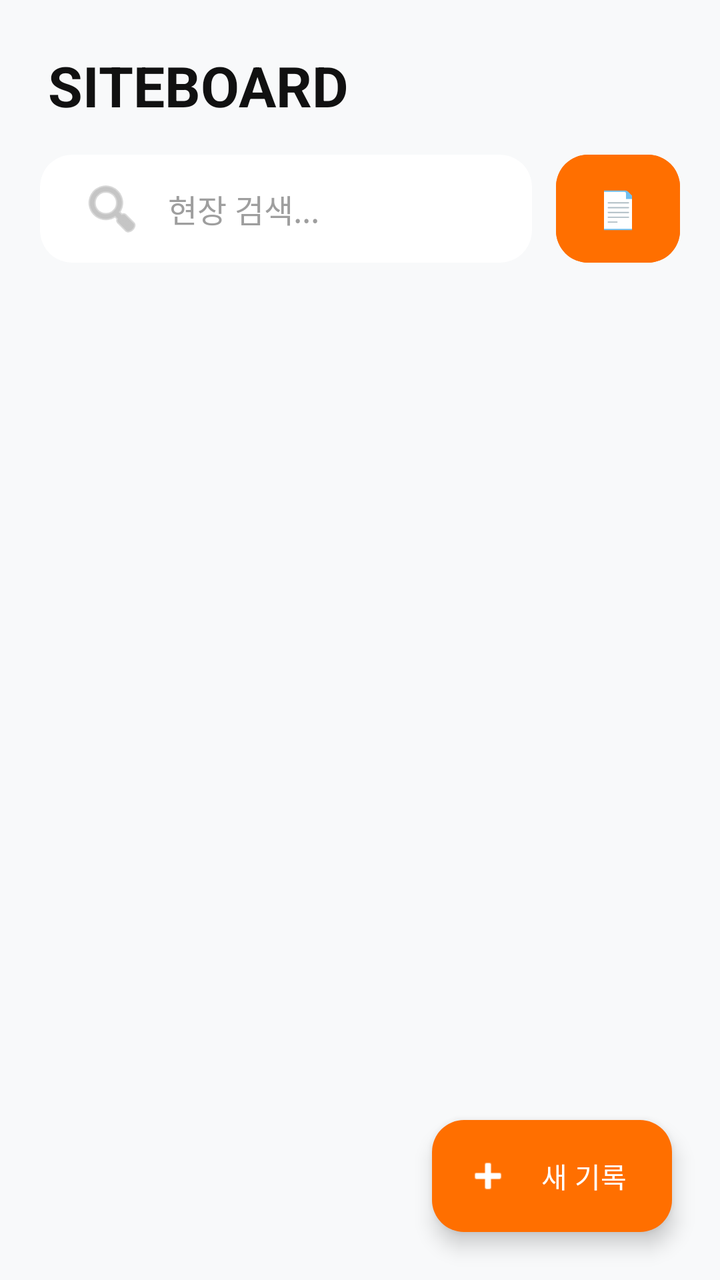
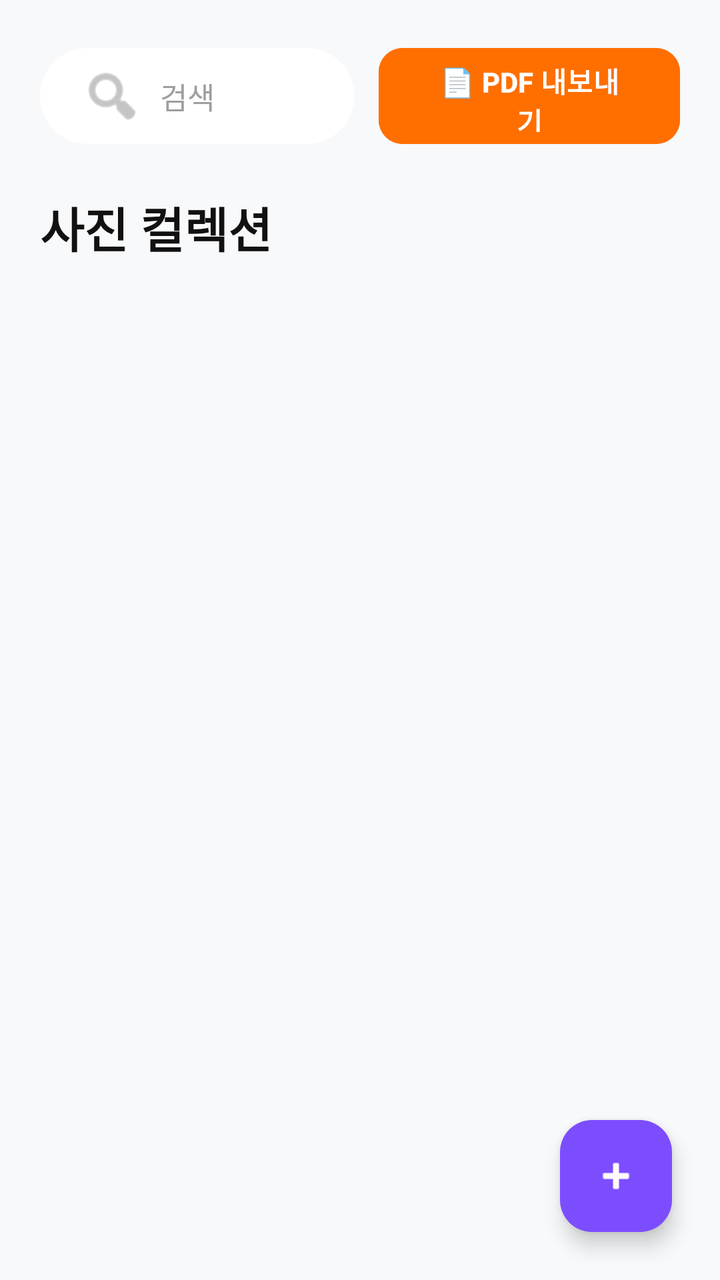

Before-and-after screenshots of an Android layout around one commit, followed by the original layout XML and the change that was made.
<!-- AndroidManifest.xml: application theme Theme.Siteboard -->
<!-- res/layout/activity_main.xml -->
<?xml version="1.0" encoding="utf-8"?>
<androidx.constraintlayout.widget.ConstraintLayout
    xmlns:android="http://schemas.android.com/apk/res/android"
    xmlns:app="http://schemas.android.com/apk/res-auto"
    android:layout_width="match_parent"
    android:layout_height="match_parent"
    android:background="#F8F9FA">

    <TextView
        android:id="@+id/tvMainTitle"
        android:layout_width="wrap_content"
        android:layout_height="wrap_content"
        android:text="SITEBOARD"
        android:textSize="28sp"
        android:textColor="#111111"
        android:textStyle="bold"
        android:layout_margin="24dp"
        app:layout_constraintTop_toTopOf="parent"
        app:layout_constraintStart_toStartOf="parent"/>

    <LinearLayout
        android:id="@+id/layoutSearch"
        android:layout_width="match_parent"
        android:layout_height="wrap_content"
        android:orientation="horizontal"
        android:layout_marginHorizontal="20dp"
        android:layout_marginTop="16dp"
        app:layout_constraintTop_toBottomOf="@id/tvMainTitle">

        <androidx.cardview.widget.CardView
            android:layout_width="0dp"
            android:layout_height="54dp"
            android:layout_weight="1"
            app:cardCornerRadius="16dp"
            app:cardElevation="0dp"
            app:cardBackgroundColor="#FFFFFF">

            <EditText
                android:id="@+id/etSearch"
                android:layout_width="match_parent"
                android:layout_height="match_parent"
                android:background="@null"
                android:drawableStart="@android:drawable/ic_menu_search"
                android:drawablePadding="12dp"
                android:drawableTint="#9E9E9E"
                android:hint="현장 검색..."
                android:paddingHorizontal="20dp"
                android:textColorHint="#9E9E9E"
                android:textSize="16sp" />
        </androidx.cardview.widget.CardView>

        <Button
            android:id="@+id/btnExportPdf"
            android:layout_width="62dp"
            android:layout_height="54dp"
            android:layout_marginStart="12dp"
            android:backgroundTint="#FF6F00"
            android:insetTop="0dp"
            android:insetBottom="0dp"
            android:text="📄"
            android:textSize="18sp"
            app:cornerRadius="16dp" />
    </LinearLayout>

    <LinearLayout
        android:id="@+id/layoutEmpty"
        android:layout_width="match_parent"
        android:layout_height="wrap_content"
        android:orientation="vertical"
        android:gravity="center"
        android:visibility="gone"
        app:layout_constraintTop_toBottomOf="@id/layoutSearch"
        app:layout_constraintBottom_toBottomOf="parent">

        <ImageView android:layout_width="120dp" android:layout_height="120dp" android:src="@android:drawable/ic_menu_camera" android:alpha="0.2" android:layout_marginBottom="16dp"/>
        <TextView android:layout_width="wrap_content" android:layout_height="wrap_content" android:text="기록된 현장이 없습니다" android:textSize="20sp" android:textColor="#111111" android:textStyle="bold"/>
        <TextView android:layout_width="wrap_content" android:layout_height="wrap_content" android:text="우측 하단의 + 버튼을 눌러 기록을 시작하세요" android:textSize="14sp" android:textColor="#757575" android:layout_marginTop="8dp"/>
    </LinearLayout>

    <androidx.recyclerview.widget.RecyclerView
        android:id="@+id/rvPostList"
        android:layout_width="match_parent"
        android:layout_height="0dp"
        android:clipToPadding="false"
        android:padding="12dp"
        android:paddingTop="24dp"
        android:layout_marginTop="16dp"
        app:layout_constraintTop_toBottomOf="@id/layoutSearch"
        app:layout_constraintBottom_toBottomOf="parent" />

    <com.google.android.material.floatingactionbutton.ExtendedFloatingActionButton
        android:id="@+id/btnOpenSub"
        android:layout_width="wrap_content"
        android:layout_height="wrap_content"
        android:layout_margin="24dp"
        android:text="새 기록"
        android:textColor="#FFFFFF"
        app:icon="@android:drawable/ic_input_add"
        app:iconTint="#FFFFFF"
        app:backgroundTint="#FF6F00"
        app:layout_constraintBottom_toBottomOf="parent"
        app:layout_constraintEnd_toEndOf="parent" />

</androidx.constraintlayout.widget.ConstraintLayout>
<!-- resources referenced by this layout -->
<resources>
  <style name="Theme.Siteboard" parent="Base.Theme.Siteboard" />
  <style name="Base.Theme.Siteboard" parent="Theme.Material3.DayNight.NoActionBar">
          
          
      </style>
</resources>

<!-- the commit's change to res/layout/activity_main.xml (unified diff, before → after) -->
@@ -4,78 +4,65 @@
     xmlns:app="http://schemas.android.com/apk/res-auto"
     android:layout_width="match_parent"
     android:layout_height="match_parent"
-    android:background="#F8F9FA">
+    android:background="#F8F9FA"> <LinearLayout
+    android:id="@+id/layoutTop"
+    android:layout_width="match_parent"
+    android:layout_height="wrap_content"
+    android:orientation="horizontal"
+    android:paddingHorizontal="20dp"
+    android:paddingTop="24dp"
+    android:paddingBottom="16dp"
+    app:layout_constraintTop_toTopOf="parent">
+
+    <androidx.cardview.widget.CardView
+        android:layout_width="0dp"
+        android:layout_height="48dp"
+        android:layout_weight="1"
+        app:cardCornerRadius="24dp"
+        app:cardElevation="0dp"
+        app:cardBackgroundColor="#FFFFFF"
+        android:layout_marginEnd="12dp">
+
+        <EditText
+            android:id="@+id/etSearch"
+            android:layout_width="match_parent"
+            android:layout_height="match_parent"
+            android:background="@null"
+            android:hint="검색"
+            android:textColorHint="#9E9E9E"
+            android:textColor="#111111"
+            android:textSize="15sp"
+            android:paddingHorizontal="20dp"
+            android:drawableStart="@android:drawable/ic_menu_search"
+            android:drawablePadding="8dp"
+            android:drawableTint="#9E9E9E"/>
+    </androidx.cardview.widget.CardView>
+
+    <Button
+        android:id="@+id/btnExportPdf"
+        android:layout_width="wrap_content"
+        android:layout_height="48dp"
+        android:text="📄 PDF 내보내기"
+        android:textColor="#FFFFFF"
+        android:textStyle="bold"
+        android:backgroundTint="#FF6F00"
+        app:cornerRadius="12dp"
+        android:insetTop="0dp"
+        android:insetBottom="0dp"/>
+</LinearLayout>
 
     <TextView
-        android:id="@+id/tvMainTitle"
+        android:id="@+id/tvTitle"
         android:layout_width="wrap_content"
         android:layout_height="wrap_content"
-        android:text="SITEBOARD"
-        android:textSize="28sp"
+        android:text="사진 컬렉션"
+        android:textSize="24sp"
         android:textColor="#111111"
         android:textStyle="bold"
-        android:layout_margin="24dp"
-        app:layout_constraintTop_toTopOf="parent"
-        app:layout_constraintStart_toStartOf="parent"/>
-
-    <LinearLayout
-        android:id="@+id/layoutSearch"
-        android:layout_width="match_parent"
-        android:layout_height="wrap_content"
-        android:orientation="horizontal"
-        android:layout_marginHorizontal="20dp"
-        android:layout_marginTop="16dp"
-        app:layout_constraintTop_toBottomOf="@id/tvMainTitle">
-
-        <androidx.cardview.widget.CardView
-            android:layout_width="0dp"
-            android:layout_height="54dp"
-            android:layout_weight="1"
-            app:cardCornerRadius="16dp"
-            app:cardElevation="0dp"
-            app:cardBackgroundColor="#FFFFFF">
-
-            <EditText
-                android:id="@+id/etSearch"
-                android:layout_width="match_parent"
-                android:layout_height="match_parent"
-                android:background="@null"
-                android:drawableStart="@android:drawable/ic_menu_search"
-                android:drawablePadding="12dp"
-                android:drawableTint="#9E9E9E"
-                android:hint="현장 검색..."
-                android:paddingHorizontal="20dp"
-                android:textColorHint="#9E9E9E"
-                android:textSize="16sp" />
-        </androidx.cardview.widget.CardView>
-
-        <Button
-            android:id="@+id/btnExportPdf"
-            android:layout_width="62dp"
-            android:layout_height="54dp"
-            android:layout_marginStart="12dp"
-            android:backgroundTint="#FF6F00"
-            android:insetTop="0dp"
-            android:insetBottom="0dp"
-            android:text="📄"
-            android:textSize="18sp"
-            app:cornerRadius="16dp" />
-    </LinearLayout>
-
-    <LinearLayout
-        android:id="@+id/layoutEmpty"
-        android:layout_width="match_parent"
-        android:layout_height="wrap_content"
-        android:orientation="vertical"
-        android:gravity="center"
-        android:visibility="gone"
-        app:layout_constraintTop_toBottomOf="@id/layoutSearch"
-        app:layout_constraintBottom_toBottomOf="parent">
-
-        <ImageView android:layout_width="120dp" android:layout_height="120dp" android:src="@android:drawable/ic_menu_camera" android:alpha="0.2" android:layout_marginBottom="16dp"/>
-        <TextView android:layout_width="wrap_content" android:layout_height="wrap_content" android:text="기록된 현장이 없습니다" android:textSize="20sp" android:textColor="#111111" android:textStyle="bold"/>
-        <TextView android:layout_width="wrap_content" android:layout_height="wrap_content" android:text="우측 하단의 + 버튼을 눌러 기록을 시작하세요" android:textSize="14sp" android:textColor="#757575" android:layout_marginTop="8dp"/>
-    </LinearLayout>
+        android:layout_marginStart="20dp"
+        android:layout_marginTop="8dp"
+        app:layout_constraintTop_toBottomOf="@id/layoutTop"
+        app:layout_constraintStart_toStartOf="parent" />
 
     <androidx.recyclerview.widget.RecyclerView
         android:id="@+id/rvPostList"
@@ -83,21 +70,34 @@
         android:layout_height="0dp"
         android:clipToPadding="false"
         android:padding="12dp"
-        android:paddingTop="24dp"
-        android:layout_marginTop="16dp"
-        app:layout_constraintTop_toBottomOf="@id/layoutSearch"
+        android:layout_marginTop="12dp"
+        app:layout_constraintTop_toBottomOf="@id/tvTitle"
         app:layout_constraintBottom_toBottomOf="parent" />
 
-    <com.google.android.material.floatingactionbutton.ExtendedFloatingActionButton
+    <LinearLayout
+        android:id="@+id/layoutEmpty"
+        android:layout_width="wrap_content"
+        android:layout_height="wrap_content"
+        android:orientation="vertical"
+        android:gravity="center"
+        android:visibility="gone"
+        app:layout_constraintTop_toTopOf="parent"
+        app:layout_constraintBottom_toBottomOf="parent"
+        app:layout_constraintStart_toStartOf="parent"
+        app:layout_constraintEnd_toEndOf="parent">
+        <TextView android:layout_width="wrap_content" android:layout_height="wrap_content" android:text="📷" android:textSize="48sp" android:layout_marginBottom="16dp"/>
+        <TextView android:layout_width="wrap_content" android:layout_height="wrap_content" android:text="등록된 사진 없음" android:textSize="18sp" android:textColor="#555555" android:textStyle="bold"/>
+    </LinearLayout>
+
+    <com.google.android.material.floatingactionbutton.FloatingActionButton
         android:id="@+id/btnOpenSub"
         android:layout_width="wrap_content"
         android:layout_height="wrap_content"
         android:layout_margin="24dp"
-        android:text="새 기록"
-        android:textColor="#FFFFFF"
-        app:icon="@android:drawable/ic_input_add"
-        app:iconTint="#FFFFFF"
-        app:backgroundTint="#FF6F00"
+        android:src="@android:drawable/ic_input_add"
+        app:tint="#FFFFFF"
+        app:backgroundTint="#7C4DFF"
+        app:elevation="6dp"
         app:layout_constraintBottom_toBottomOf="parent"
         app:layout_constraintEnd_toEndOf="parent" />
 
